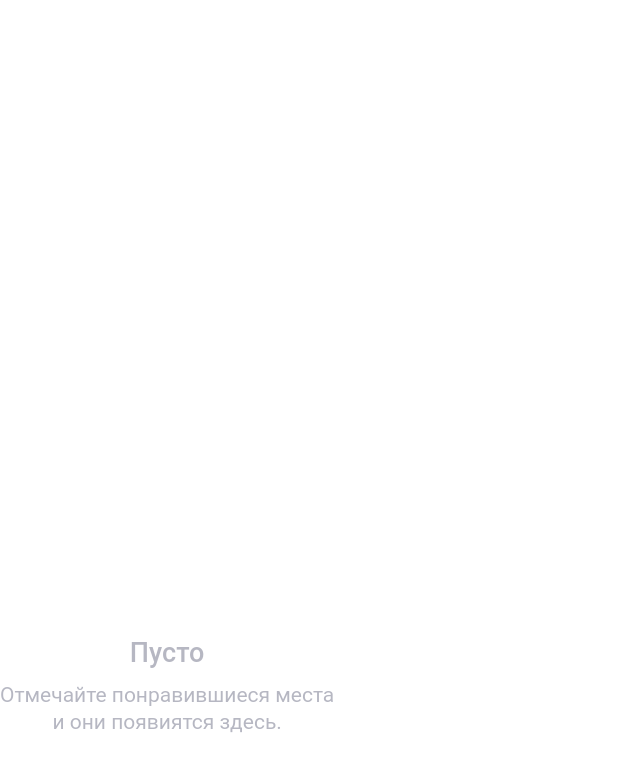
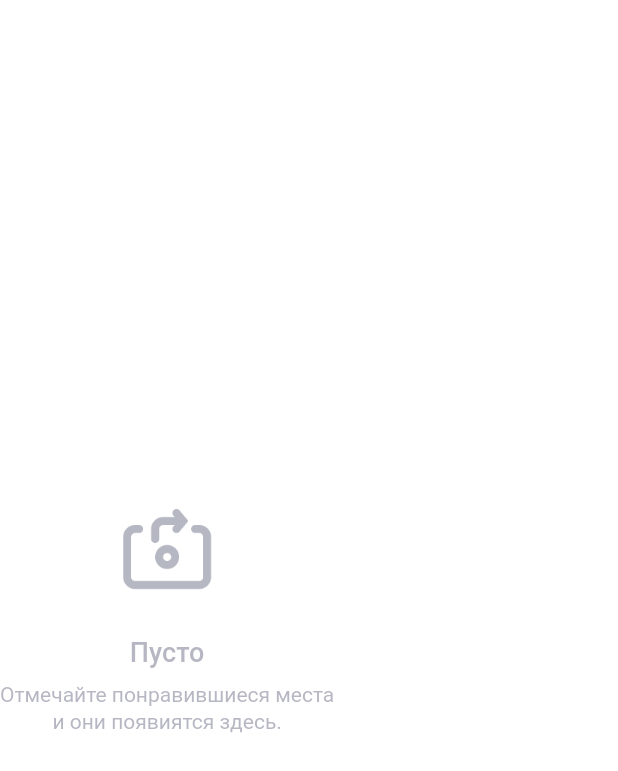
Before and after one commit to EugeneAlexandrov/surf-flutter-course-alexandrov, a Flutter app: the NullPlannedPlaceHolder widget shown alone on an empty page, opened directly, on a phone screen of 412 x 824 dp. Shown: the top 771 px of the screen. Run offline on Flutter 3.47's test engine with Material 2 defaults, Android fonts, the phone set to English and light mode, and no system bars; our stand-ins replace flutter_svg, location; missing offline and left inert: location_web; statements that could not run were skipped.

```diff
--- a/lib/main.dart
+++ b/lib/main.dart
@@ -4,13 +4,7 @@ import 'package:places/domain/repository/filter_repository.dart';
 import 'package:places/domain/repository/location_repository.dart';
 import 'package:places/domain/repository/search_repository.dart';
 import 'package:places/domain/repository/sight_repository.dart';
-import 'package:places/main_page.dart';
-import 'package:places/ui/screens/add_sight_screen.dart/add_sight_screen.dart';
-import 'package:places/ui/screens/add_sight_screen.dart/filter_type_picker_screen.dart';
-import 'package:places/ui/screens/filters_screen.dart';
 import 'package:places/ui/screens/res/themes.dart';
-import 'package:places/ui/screens/search_screen.dart';
-import 'package:places/ui/screens/sight_details_screen.dart';
 import 'package:provider/provider.dart';
 import 'app_strings.dart';
 
@@ -32,21 +26,6 @@ class AppDependencies extends StatefulWidget {
 }
 
 class _AppDependenciesState extends State<AppDependencies> {
-  late final LocationRepository _locationRepository;
-  late final FilterRepository _filterRepository;
-  late final SightRepository _sightRepository;
-  late final SearchRepository _searchRepository;
-
-  @override
-  void initState() {
-    super.initState();
-    _locationRepository = LocationRepository();
-    _locationRepository.initLocation();
-    _filterRepository = FilterRepository(_locationRepository);
-    _sightRepository = SightRepository(_filterRepository);
-    _searchRepository = SearchRepository(_sightRepository);
-  }
-
   @override
   Widget build(BuildContext context) {
     return MultiProvider(
--- a/lib/ui/components/null_planed_placeholder.dart
+++ b/lib/ui/components/null_planed_placeholder.dart
@@ -13,11 +13,7 @@ class NullPlannedPlaceHolder extends StatelessWidget {
     return Column(
       mainAxisAlignment: MainAxisAlignment.center,
       children: [
-        SvgPicture.asset(
-          AssetImages.iconGoPath,
-          color: Colors.white,
-          height: 64,
-        ),
+        Image.asset(AssetImages.emptyVisitedImagePath, height: 64),
         const SizedBox(height: 24),
         Text(
           AppStrings.emptyString,
```
Also changed, not shown: lib/ui/components/null_visited_placeholder.dart (+7 -1 lines).
